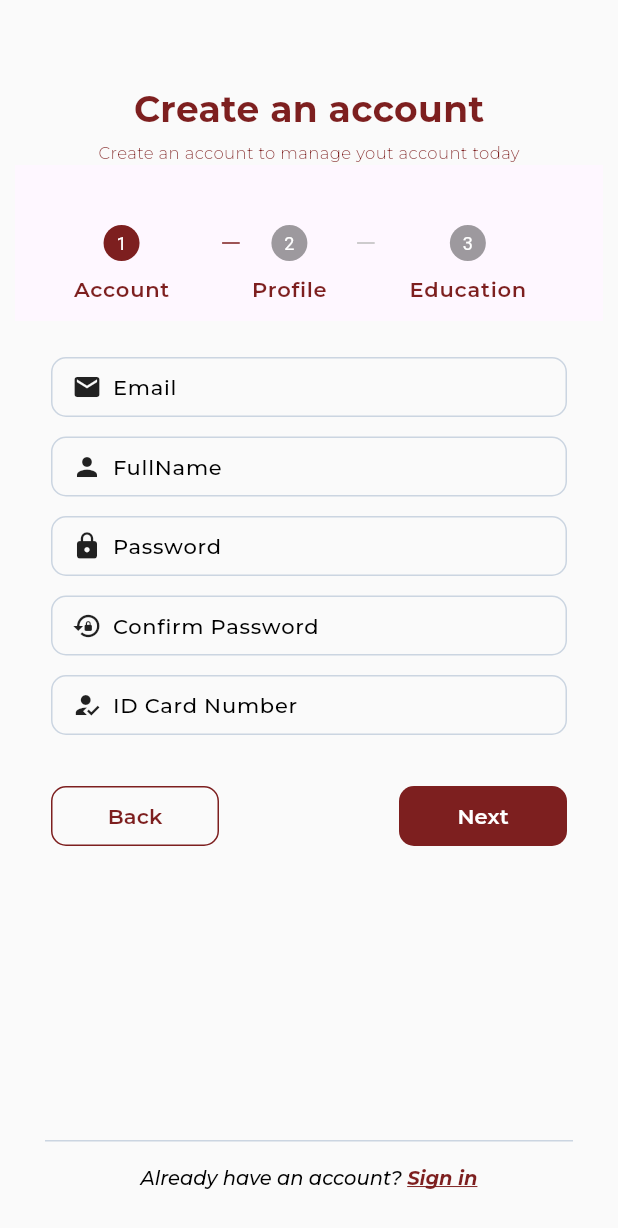
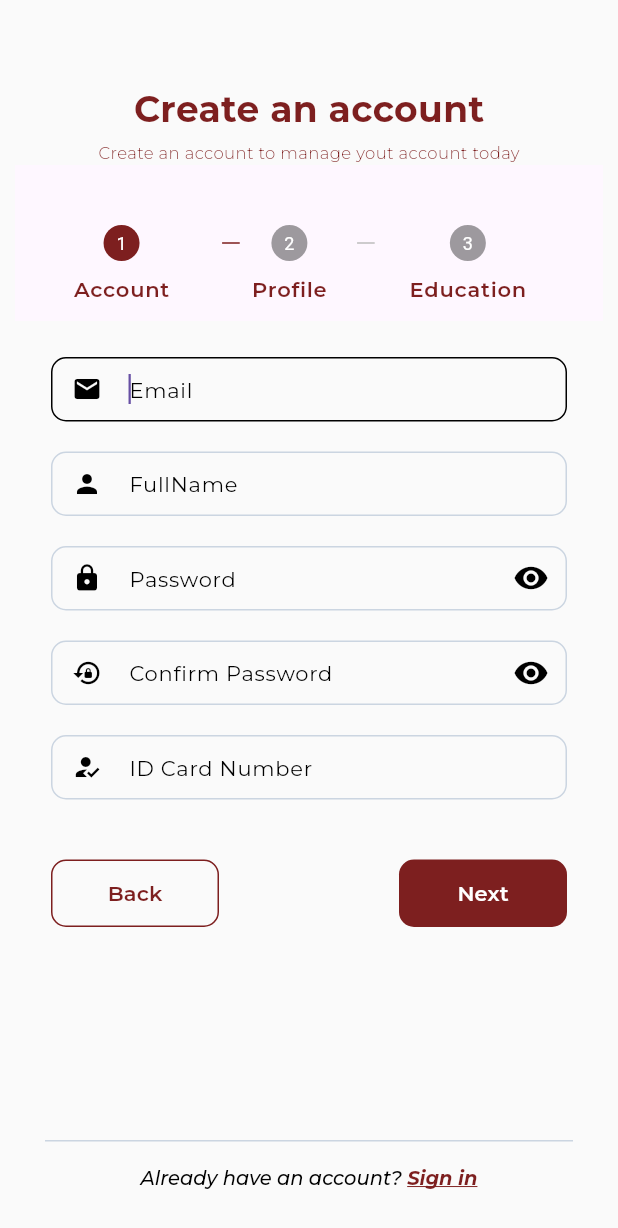
Before and after one commit to NgTrHung27/StudyAbroad_MobileApp, a Flutter app: the screen it shows after launch, after a tap on "Sign Up", on a phone screen of 412 x 824 dp. Shown: the top 1228 px of the screen. Run offline on Flutter 3.47's test engine with Material 3 defaults, Android fonts, the phone set to English and light mode, and no system bars; our stand-ins replace flutter_bloc, fluttertoast, google_fonts, image_picker, shared_preferences; network calls fail.

Commit message:
final textfield

```diff
--- /dev/null
+++ b/devtools_options.yaml
@@ -0,0 +1 @@
+extensions:
--- a/lib/View/Authentication/login_page.dart
+++ b/lib/View/Authentication/login_page.dart
@@ -134,6 +134,7 @@ class _LoginPageState extends State<_LoginPage> {
                               MyTextField(
                                 controller: usermailController,
                                 hintText: 'Enter your email',
+                                keyboardType: TextInputType.emailAddress,
                                 obscureText: false,
                                 prefixIcon: Icons.email,
                                 onChanged: (value) {
@@ -155,7 +156,6 @@ class _LoginPageState extends State<_LoginPage> {
                                 hintText: 'Enter your password',
                                 obscureText: true,
                                 prefixIcon: Icons.lock,
-                                additionalIcon: Icons.visibility,
                                 onChanged: (value) {
                                   // Lưu giá trị password mới được nhập
                                   password = value;
--- a/lib/View/Authentication/register_page.dart
+++ b/lib/View/Authentication/register_page.dart
@@ -315,13 +315,12 @@ class _RegisterPageState extends State<RegisterPage> {
 
   Widget controlsBuilder(context, details) {
     return Container(
-      margin: const EdgeInsets.only(top: 30),
+      margin: const EdgeInsets.only(top: 40),
       child: currentStep == 2 // Kiểm tra nếu đang ở bước thứ 3
           ? Column(
               children: [
                 SizedBox(
                   width: double.infinity,
-                  height: 40,
                   child: SimpleButton(
                     backgroundColor: Colors.transparent,
                     borderColor: const Color(0xff7D1F1F),
@@ -332,7 +331,7 @@ class _RegisterPageState extends State<RegisterPage> {
                     ),
                   ),
                 ),
-                const SizedBox(height: 10),
+                const SizedBox(height: 15),
                 SizedBox(
                     width: double.infinity,
                     height: 40,
@@ -350,6 +349,7 @@ class _RegisterPageState extends State<RegisterPage> {
           : Row(
               children: [
                 Expanded(
+                  child: SizedBox(
                     child: SimpleButton(
                       backgroundColor: Colors.transparent,
                       borderColor: const Color(0xff7D1F1F),
@@ -357,6 +357,7 @@ class _RegisterPageState extends State<RegisterPage> {
                       child: const TextMonserats(
                         'Back',
                         color: Color(0xff7D1F1F),
+                      ),
                     ),
                   ),
                 ),
@@ -393,6 +394,7 @@ class _RegisterPageState extends State<RegisterPage> {
               MyTextField(
                 controller: usermailController,
                 hintText: 'Email',
+                keyboardType: TextInputType.emailAddress,
                 obscureText: false,
                 prefixIcon: Icons.email,
                 onChanged: (value) {
@@ -400,10 +402,11 @@ class _RegisterPageState extends State<RegisterPage> {
                   email = value;
                 },
               ),
-              const SizedBox(height: 13),
+              const SizedBox(height: 20),
               MyTextField(
                 controller: usernameController,
                 hintText: 'FullName',
+                textCapitalization: TextCapitalization.words,
                 obscureText: false,
                 prefixIcon: Icons.person,
                 onChanged: (value) {
@@ -411,29 +414,29 @@ class _RegisterPageState extends State<RegisterPage> {
                   email = value;
                 },
               ),
-              const SizedBox(height: 13),
+              const SizedBox(height: 20),
               MyTextField(
                 controller: passwordController,
                 hintText: 'Password',
-                obscureText: false,
+                obscureText: true,
                 prefixIcon: Icons.lock,
                 onChanged: (value) {
                   // Lưu giá trị email mới được nhập
                   email = value;
                 },
               ),
-              const SizedBox(height: 13),
+              const SizedBox(height: 20),
               MyTextField(
                 controller: confirmpasswordController,
                 hintText: 'Confirm Password',
-                obscureText: false,
+                obscureText: true,
                 prefixIcon: Icons.lock_reset,
                 onChanged: (value) {
                   // Lưu giá trị email mới được nhập
                   email = value;
                 },
               ),
-              const SizedBox(height: 13),
+              const SizedBox(height: 20),
               MyTextField(
                 controller: idCardNumberController,
                 hintText: 'ID Card Number',
@@ -494,12 +497,10 @@ class _RegisterPageState extends State<RegisterPage> {
                 ),
               ),
               //Gender - Phone number
-              const SizedBox(height: 13),
+              const SizedBox(height: 20),
               Row(
                 children: [
                   Expanded(
-                    child: SizedBox(
-                      height: 37,
                     child: DropdownCustom<Gender>(
                       icon: Icons.wc,
                       hintText: 'Gender',
@@ -516,8 +517,6 @@ class _RegisterPageState extends State<RegisterPage> {
                       isExpanded: false,
                     ),
                   ),
-                  ),
-
                   const SizedBox(width: 15), // Khoảng cách giữa hai trường
                   Expanded(
                     child: NumericTextField(
@@ -533,7 +532,7 @@ class _RegisterPageState extends State<RegisterPage> {
                   )
                 ],
               ),
-              const SizedBox(height: 13),
+              const SizedBox(height: 20),
               //Address
               const Row(
                 crossAxisAlignment: CrossAxisAlignment.start,
@@ -543,9 +542,7 @@ class _RegisterPageState extends State<RegisterPage> {
               ),
               //City
               const SizedBox(height: 12),
-              SizedBox(
-                  height: 37,
-                  child: BlocBuilder<AuthCubit, AuthState>(
+              BlocBuilder<AuthCubit, AuthState>(
                 builder: (context, state) {
                   if (state is AuthLoadedCityState) {
                     lstCountry = state.country;
@@ -569,14 +566,11 @@ class _RegisterPageState extends State<RegisterPage> {
                     isExpanded: false,
                   );
                 },
-                  )),
+              ),
               //District - Ward
-              const SizedBox(height: 13),
+              const SizedBox(height: 20),
               Row(children: [
-                Expanded(
-                  child: SizedBox(
-                      height: 37,
-                      child: BlocBuilder<AuthCubit, AuthState>(
+                Expanded(child: BlocBuilder<AuthCubit, AuthState>(
                   builder: (context, state) {
                     if (state is AuthLoadedCityState) {
                       lstCountry = state.country;
@@ -586,14 +580,14 @@ class _RegisterPageState extends State<RegisterPage> {
                       items: selectedCity == null
                           ? []
                           : lstCountry
-                                    .firstWhere((element) =>
-                                        element.name == selectedCity)
+                              .firstWhere(
+                                  (element) => element.name == selectedCity)
                               .districts,
                       selectedItem: selectedDistrict == null
                           ? null
                           : lstCountry
-                                    .firstWhere((element) =>
-                                        element.name == selectedCity)
+                              .firstWhere(
+                                  (element) => element.name == selectedCity)
                               .districts
                               .firstWhere((element) =>
                                   element.name == selectedDistrict),
@@ -609,12 +603,8 @@ class _RegisterPageState extends State<RegisterPage> {
                     );
                   },
                 )),
-                ),
                 const SizedBox(width: 15),
-                Expanded(
-                  child: SizedBox(
-                      height: 37,
-                      child: BlocBuilder<AuthCubit, AuthState>(
+                Expanded(child: BlocBuilder<AuthCubit, AuthState>(
                   builder: (context, state) {
                     if (state is AuthLoadedCityState) {
                       lstCountry = state.country;
@@ -624,23 +614,23 @@ class _RegisterPageState extends State<RegisterPage> {
                       items: selectedDistrict == null
                           ? []
                           : lstCountry
-                                    .firstWhere((element) =>
-                                        element.name == selectedCity)
+                              .firstWhere(
+                                  (element) => element.name == selectedCity)
                               .districts
-                                    .firstWhere((element) =>
-                                        element.name == selectedDistrict)
+                              .firstWhere(
+                                  (element) => element.name == selectedDistrict)
                               .wards,
                       selectedItem: selectedWard == null
                           ? null
                           : lstCountry
-                                    .firstWhere((element) =>
-                                        element.name == selectedCity)
+                              .firstWhere(
+                                  (element) => element.name == selectedCity)
                               .districts
-                                    .firstWhere((element) =>
-                                        element.name == selectedDistrict)
+                              .firstWhere(
+                                  (element) => element.name == selectedDistrict)
                               .wards
-                                    .firstWhere((element) =>
-                                        element.name == selectedWard),
+                              .firstWhere(
+                                  (element) => element.name == selectedWard),
                       onChanged: (Ward? newValueWard) {
                         setState(() {
                           wardChange(newValueWard);
@@ -652,9 +642,8 @@ class _RegisterPageState extends State<RegisterPage> {
                     );
                   },
                 )),
-                )
               ]),
-              const SizedBox(height: 13),
+              const SizedBox(height: 20),
               MyTextField(
                 controller: addressController,
                 hintText: 'Address',
@@ -686,10 +675,7 @@ class _RegisterPageState extends State<RegisterPage> {
                 crossAxisAlignment: CrossAxisAlignment.start,
                 mainAxisSize: MainAxisSize.min,
                 children: [
-                  Expanded(
-                    child: SizedBox(
-                        height: 37,
-                        child: BlocBuilder<AuthCubit, AuthState>(
+                  Expanded(child: BlocBuilder<AuthCubit, AuthState>(
                     builder: (context, state) {
                       if (state is AuthLoadedNamedSchoolState) {
                         lstschools = state.school;
@@ -699,8 +685,8 @@ class _RegisterPageState extends State<RegisterPage> {
                         items: lstschools,
                         selectedItem: selectedSchool == null
                             ? null
-                                  : lstschools.firstWhere((element) =>
-                                      element.name == selectedSchool),
+                            : lstschools.firstWhere(
+                                (element) => element.name == selectedSchool),
                         onChanged: (Schools? newValueSchool) {
                           setState(() {
                             schoolChange(newValueSchool);
@@ -713,16 +699,13 @@ class _RegisterPageState extends State<RegisterPage> {
                       );
                     },
                   )),
-                  ),
                 ],
               ),
-              const SizedBox(height: 13),
+              const SizedBox(height: 20),
               // Major - Degree
               Row(
                 children: [
                   Expanded(
-                    child: SizedBox(
-                      height: 37,
                     child: BlocBuilder<AuthCubit, AuthState>(
                       builder: (context, state) {
                         if (state is AuthLoadedNamedSchoolState) {
@@ -736,8 +719,7 @@ class _RegisterPageState extends State<RegisterPage> {
                           selectedItem: selectedProgram == null
                               ? null
                               : selectedSchoolObject!.programs.firstWhere(
-                                    (element) =>
-                                        element.name == selectedProgram),
+                                  (element) => element.name == selectedProgram),
                           onChanged: (Program? newValueProgram) {
                             setState(() {
                               programChange(newValueProgram);
@@ -750,11 +732,8 @@ class _RegisterPageState extends State<RegisterPage> {
                       },
                     ),
                   ),
-                  ),
                   const SizedBox(width: 15),
                   Expanded(
-                    child: SizedBox(
-                      height: 37,
                     child: DropdownCustom<DegreeType>(
                       icon: Icons.hotel_class,
                       items: DegreeType.values,
@@ -771,14 +750,11 @@ class _RegisterPageState extends State<RegisterPage> {
                       isExpanded: true,
                     ),
                   ),
-                  )
                 ],
               ),
-              const SizedBox(height: 13),
+              const SizedBox(height: 20),
               //Certificate
-              SizedBox(
-                height: 37,
-                child: DropdownCustom<CertificateType>(
+              DropdownCustom<CertificateType>(
                 icon: Icons.bookmark_add,
                 items: CertificateType.values,
                 onChanged: (CertificateType? newValueCertificateType) {
@@ -793,9 +769,9 @@ class _RegisterPageState extends State<RegisterPage> {
                 hintText: 'Certificate',
                 isExpanded: false,
               ),
-              ),
+
               // Upload Certificate
-              const SizedBox(height: 13),
+              const SizedBox(height: 20),
               SizedBox(
                 width: double.infinity,
                 height: 37,
@@ -830,7 +806,7 @@ class _RegisterPageState extends State<RegisterPage> {
                 ),
               ),
               //Overall Score
-              const SizedBox(height: 13),
+              const SizedBox(height: 20),
               const Row(
                 crossAxisAlignment: CrossAxisAlignment.start,
                 children: [
@@ -862,7 +838,7 @@ class _RegisterPageState extends State<RegisterPage> {
                 ],
               ),
               //Grade Score
-              const SizedBox(height: 13),
+              const SizedBox(height: 20),
               NumericTextField(
                 controller: gradeController,
                 hintText: 'Grade Score',
--- a/lib/components/Style/simplebutton.dart
+++ b/lib/components/Style/simplebutton.dart
@@ -16,7 +16,9 @@ class SimpleButton extends StatelessWidget {
 
   @override
   Widget build(BuildContext context) {
-    return ElevatedButton(
+    return SizedBox(
+      height: 45,
+      child: ElevatedButton(
         style: ButtonStyle(
           backgroundColor: MaterialStateProperty.all<Color>(
               backgroundColor ?? const Color(0xff7D1F1F)),
@@ -40,6 +42,7 @@ class SimpleButton extends StatelessWidget {
         ),
         onPressed: onPressed,
         child: child,
+      ),
     );
   }
 }
--- a/lib/components/dropdown.dart
+++ b/lib/components/dropdown.dart
@@ -9,6 +9,7 @@ class DropdownCustom<T> extends StatelessWidget {
   final String Function(T) itemLabel;
   final bool isExpanded;
   final IconData? icon;
+  final Color? color;
 
   const DropdownCustom({
     super.key,
@@ -18,12 +19,14 @@ class DropdownCustom<T> extends StatelessWidget {
     required this.itemLabel,
     required this.hintText,
     required this.isExpanded,
-    this.icon,
+    this.icon, this.color,
   });
 
   @override
   Widget build(BuildContext context) {
-    return DropdownButtonFormField<T>(
+    return SizedBox(
+      height: 43,
+      child: DropdownButtonFormField<T>(
         hint: Text(
           hintText,
           style: GoogleFonts.montserrat(
@@ -31,6 +34,10 @@ class DropdownCustom<T> extends StatelessWidget {
             fontSize: 13,
             fontWeight: FontWeight.w500,
           ),
+        ),
+        iconSize: 24,
+        icon: const Icon(
+          Icons.arrow_drop_down,
         ),
         value: selectedItem,
         onChanged: onChanged,
@@ -41,7 +48,7 @@ class DropdownCustom<T> extends StatelessWidget {
               itemLabel(value),
               style: GoogleFonts.montserrat(
                 color: Colors.black,
-              fontSize: 13,
+                fontSize: 14,
                 fontWeight: FontWeight.w500,
               ),
             ),
@@ -49,7 +56,7 @@ class DropdownCustom<T> extends StatelessWidget {
         }).toList(),
         isExpanded: isExpanded,
         decoration: InputDecoration(
-        prefixIcon: Icon(icon ?? Icons.map, color: Colors.black),
+          prefixIcon: Icon(icon ?? Icons.map, color: color ?? Colors.black, size: 20,),
           filled: true,
           fillColor: Colors.white,
           errorStyle: const TextStyle(color: Colors.white),
@@ -66,6 +73,7 @@ class DropdownCustom<T> extends StatelessWidget {
             horizontal: 2,
           ),
         ),
+      ),
     );
   }
 }
--- a/lib/components/numeric_textfield.dart
+++ b/lib/components/numeric_textfield.dart
@@ -24,7 +24,7 @@ class NumericTextField extends StatelessWidget {
   Widget build(BuildContext context) {
     final screenWidth = MediaQuery.of(context).size.width;
     return SizedBox(
-      height: 37,
+      height: 43,
       width: screenWidth * 0.85, //355
       child: Container(
         decoration: BoxDecoration(
--- a/lib/components/text_field.dart
+++ b/lib/components/text_field.dart
@@ -1,18 +1,22 @@
+// FILE: text_field.dart
 import 'package:flutter/material.dart';
 import 'package:google_fonts/google_fonts.dart';
 
-class MyTextField extends StatelessWidget {
+class MyTextField extends StatefulWidget {
   final TextEditingController controller;
   final String hintText;
   final bool obscureText;
   final IconData prefixIcon;
   final int? maxLines;
   final IconData? additionalIcon;
-  final double? fontSize; // Added fontSize as an optional parameter
-  final Null Function(dynamic value) onChanged; // Added onChanged function
+  final double? fontSize;
+  final Null Function(dynamic value) onChanged;
+  final TextInputType? keyboardType;
+  final TextCapitalization? textCapitalization;
+  final Function()? onpressed;
 
-  const MyTextField({
-    super.key,
+  const MyTextField(
+      {super.key,
       required this.controller,
       required this.hintText,
       required this.obscureText,
@@ -20,76 +24,84 @@ class MyTextField extends StatelessWidget {
       this.maxLines,
       this.additionalIcon,
       this.fontSize,
-    required this.onChanged, // Added onChanged function
-  });
+      required this.onChanged,
+      this.keyboardType,
+      this.textCapitalization,
+      this.onpressed});
+
+  @override
+  // ignore: library_private_types_in_public_api
+  _MyTextFieldState createState() => _MyTextFieldState();
+}
+
+class _MyTextFieldState extends State<MyTextField> {
+  bool _obscureText = true;
+  String hintText = '';
+  IconData prefixIcon = Icons.person;
+  IconData iconButton = Icons.remove_red_eye;
+  TextEditingController controller = TextEditingController();
+  bool obscureText = false;
+  int? maxLines;
+  IconData? additionalIcon;
+  double? fontSize;
+  Null Function(dynamic value)? onChanged;
+  TextInputType? keyboardType;
+  TextCapitalization? textCapitalization;
+  Function()? onpressed;
 
   @override
   Widget build(BuildContext context) {
     final screenWidth = MediaQuery.of(context).size.width;
+
     return SizedBox(
-      height: 40,
-      width: screenWidth * 0.85, //355
-      child: Container(
-        decoration: BoxDecoration(
-          border: Border.all(color: const Color(0xFFCBD5E1)),
-          borderRadius: BorderRadius.circular(10),
+      height: 43,
+      width: screenWidth * 0.85,
+      child: TextField(
+        //
+        controller: controller,
+        obscureText: widget.obscureText ? _obscureText : false,
+        maxLines: maxLines ?? 1,
+        onChanged: onChanged,
+        autofocus: true,
+        keyboardType: keyboardType ?? TextInputType.text,
+        textCapitalization: textCapitalization ?? TextCapitalization.none,
+        //Con trỏ |
+        cursorHeight: 20,
+        cursorWidth: 1.5,
+        //Decoration of TextField
+        style: GoogleFonts.montserrat(
+          color: Colors.black,
+          fontSize: fontSize ?? 14,
+          fontWeight: FontWeight.w500,
         ),
-        child: Row(
-          crossAxisAlignment: CrossAxisAlignment.center,
-          children: [
-            Padding(
-              padding: const EdgeInsets.only(
-                top: 9,
-                bottom: 9,
-                left: 13,
-                right: 5,
+        decoration: InputDecoration(
+            hintText: widget.hintText,
+            prefixIcon: Icon(widget.prefixIcon, size: 20),
+            suffixIcon: widget.obscureText
+                ? IconButton(
+                    icon: Icon(
+                      _obscureText ? Icons.visibility : Icons.visibility_off,
                     ),
-              child: Align(
-                alignment: Alignment.bottomCenter,
-                child: Icon(
-                  prefixIcon,
-                  size: 20,
-                ),
-              ),
-            ),
-            Expanded(
-              child: TextField(
-                controller: controller,
-                obscureText: obscureText,
-                maxLines:
-                    obscureText ? 1 : maxLines, // Check obscureText condition
-                textAlign: TextAlign.start,
-                onChanged: onChanged,
-                decoration: InputDecoration(
-                  border: InputBorder.none,
-                  hintText: hintText,
+                    onPressed: () {
+                      setState(() {
+                        _obscureText = !_obscureText;
+                      });
+                    },
+                  )
+                : null,
             hintStyle: GoogleFonts.montserrat(
               color: Colors.black,
-                    fontSize: 14,
-                    fontWeight: FontWeight.w500,
+              fontSize: fontSize ?? 14,
+              fontWeight: FontWeight.w400,
             ),
-                  contentPadding: const EdgeInsets.symmetric(
-                    vertical: 12,
-                    horizontal: 2,
+            enabledBorder: const OutlineInputBorder(
+              borderSide: BorderSide(color: Color(0xFFCBD5E1)),
+              borderRadius: BorderRadius.all(Radius.circular(10)),
             ),
-                ),
-              ),
-            ),
-            Padding(
-              padding: const EdgeInsets.symmetric(
-                vertical: 9,
-                horizontal: 15,
-              ),
-              child: Align(
-                alignment: Alignment.bottomCenter,
-                child: Icon(
-                  additionalIcon,
-                  size: 21,
-                ),
-              ),
-            ),
-          ],
-        ),
+            focusedBorder: const OutlineInputBorder(
+                borderSide: BorderSide(color: Colors.black),
+                borderRadius: BorderRadius.all(Radius.circular(10))),
+            contentPadding: const EdgeInsets.only(top: 10)),
       ),
     );
   }
--- a/lib/main.dart
+++ b/lib/main.dart
@@ -1,8 +1,6 @@
 import 'package:flutter/material.dart';
 import 'package:flutter_bloc/flutter_bloc.dart';
-import 'package:kltn_mobile/Model/news.dart';
 import 'package:kltn_mobile/View/Authentication/login_page.dart';
-import 'package:kltn_mobile/View/HomePage/News/news_page.dart';
 import 'package:kltn_mobile/bloC/auth/auth_cubit.dart';
 import 'package:kltn_mobile/bloC/auth/login_cubit.dart';
 import 'package:kltn_mobile/bloC/profile_status/profile_status_cubit.dart';
```
Also changed, not shown: pubspec.lock, 1 other file. Lines whose indentation alone changed are shown as unchanged.
